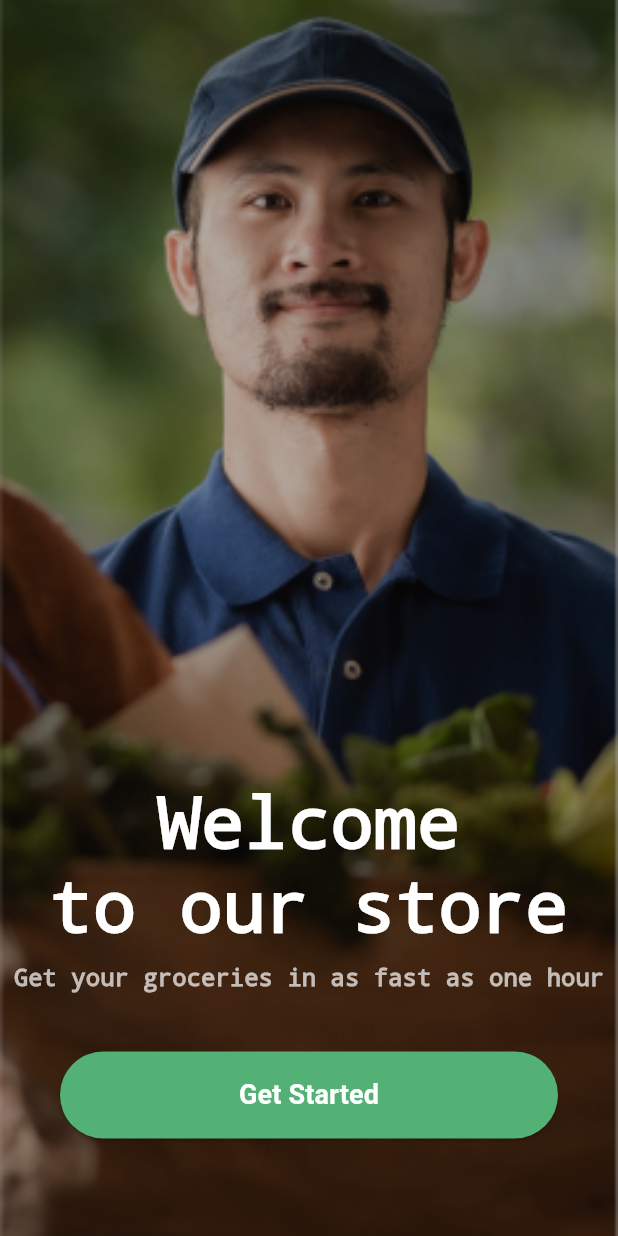
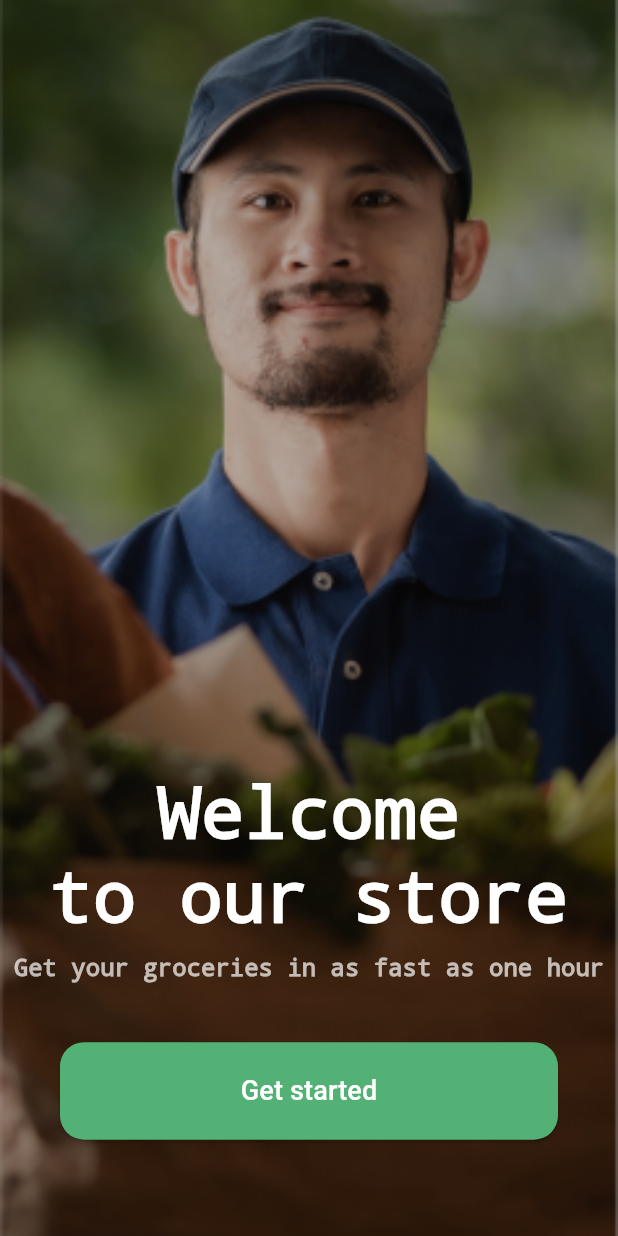
Before and after one commit to MohamedHamedAbdulhakam/my_nectar_app, a Flutter app: the screen it shows after launch, on a phone screen of 412 x 824 dp. Run offline on Flutter 3.47's test engine with Material 3 defaults, Android fonts, the phone set to English and light mode, and no system bars; our stand-ins replace get, go_router, pin_code_text_field.

Commit message:
refactoring style in my code

```diff
--- a/lib/core/utils/app_router.dart
+++ b/lib/core/utils/app_router.dart
@@ -1,7 +1,6 @@
 import 'package:go_router/go_router.dart';
 import 'package:my_nectar_app/features/login_screen/presentaion/views/forget_passowrd_view.dart';
 import 'package:my_nectar_app/features/login_screen/presentaion/views/login_screen_view.dart';
-import 'package:my_nectar_app/features/login_screen/presentaion/views/send_code_view.dart';
 import 'package:my_nectar_app/features/on_boarding/presentation/views/on_boarding_view.dart';
 import 'package:my_nectar_app/features/splash/presentation/views/splash_view.dart';
 
@@ -30,10 +29,7 @@ abstract class AppRouter {
           builder: (context, state) => const ForgetPassowrdView(),
 
         ),
-        GoRoute(
-          path: keysendcode,
-          builder: (context, state) => const SendCodeView(),
-        ),
+
     ],
   );
 }
--- /dev/null
+++ b/lib/core/utils/functions/styles.dart
@@ -0,0 +1,20 @@
+import 'package:flutter/material.dart';
+
+abstract class Styles {
+  static const textStyle48 = TextStyle(
+    color: Colors.white,
+    fontSize: 48,
+    fontWeight: FontWeight.bold,
+    decoration: TextDecoration.none,
+    // fontStyle: FontStyle.normal););
+  );
+  static const textStyle26 = TextStyle(
+    fontSize: 26,
+    fontWeight: FontWeight.bold,
+  );
+  static const textStyle16 = TextStyle(
+    color: Colors.white70,
+    fontSize: 16,
+    decoration: TextDecoration.none, // This removes the underline
+  );
+}
--- a/lib/features/on_boarding/widgets/OnBoarding_view_body.dart
+++ b/lib/features/on_boarding/widgets/OnBoarding_view_body.dart
@@ -2,6 +2,8 @@ import 'package:flutter/material.dart';
 import 'package:go_router/go_router.dart';
 import 'package:my_nectar_app/constants.dart';
 import 'package:my_nectar_app/core/utils/app_router.dart';
+import 'package:my_nectar_app/core/utils/functions/styles.dart';
+import 'package:my_nectar_app/features/login_screen/presentaion/views/widgets/custom_button.dart';
 
 class OnBoardingViewBody extends StatelessWidget {
   const OnBoardingViewBody({super.key});
@@ -41,72 +43,22 @@ class OnBoardingViewBody extends StatelessWidget {
               ),
             ),
             // Welcome Text
-            const Text(
-              "Welcome",
-              style: TextStyle(
-                color: Colors.white,
-                decoration: TextDecoration.none, // This removes the underline
-                fontSize: 48,
-                fontWeight: FontWeight.bold,
-              ),
-              textAlign: TextAlign.center,
-            ),
-            const Text(
-              "to our store",
-              style: TextStyle(
-                color: Colors.white,
-                decoration: TextDecoration.none, // This removes the underline
-                fontSize: 48,
-                fontWeight: FontWeight.bold,
-              ),
-              textAlign: TextAlign.center,
-            ),
-
+            const Text("Welcome",
+                style: Styles.textStyle48, textAlign: TextAlign.center),
+            const Text('to our store',
+                style: Styles.textStyle48, textAlign: TextAlign.center),
             const SizedBox(height: 10),
-
-            // Subheading Text
-            const Text(
-              "Get your groceries in as fast as one hour",
-              style: TextStyle(
-                color: Colors.white70,
-                fontSize: 16,
-                decoration: TextDecoration.none, // This removes the underline
-              ),
-              textAlign: TextAlign.center,
-            ),
-
-            // Spacer for alignment
-
+            const Text("Get your groceries in as fast as one hour",
+                style: Styles.textStyle16, textAlign: TextAlign.center),
             const SizedBox(height: 40),
-            // Get Started Button
             Padding(
-              padding: const EdgeInsets.symmetric(horizontal: 40.0),
-              child: ElevatedButton(
-                onPressed: () {
-                   GoRouter.of(context).push(AppRouter.keyloginview);
-                },
-                style: ElevatedButton.styleFrom(
-                  backgroundColor: KeyPrimaryColor,
-                  iconColor: KeyPrimaryColor,
-                  padding: const EdgeInsets.symmetric(vertical: 16),
-                  shape: RoundedRectangleBorder(
-                    borderRadius: BorderRadius.circular(30.0),
-                  ),
-                ),
-                child: const Center(
-                  child: Text(
-                    'Get Started',
-                    style: TextStyle(
-                      color: Colors.white,
-                      decoration:
-                          TextDecoration.none, // This removes the underline
-                      fontSize: 18,
-                      fontWeight: FontWeight.bold,
-                    ),
-                  ),
-                ),
-              ),
-            ),
+                padding: const EdgeInsets.symmetric(horizontal: 40.0),
+                child: CustomButton(
+                  text: 'Get started',
+                  onPressed: () {
+                    GoRouter.of(context).push(AppRouter.keyloginview);
+                  },
+                )),
 
             // Bottom spacing
             const Spacer(flex: 1),
```
Also changed, not shown: lib/features/login_screen/presentaion/views/widgets/forget_password_screen_body.dart (+19 -52 lines), lib/features/login_screen/presentaion/views/widgets/login_screen_view_body.dart (+4 -16 lines).
